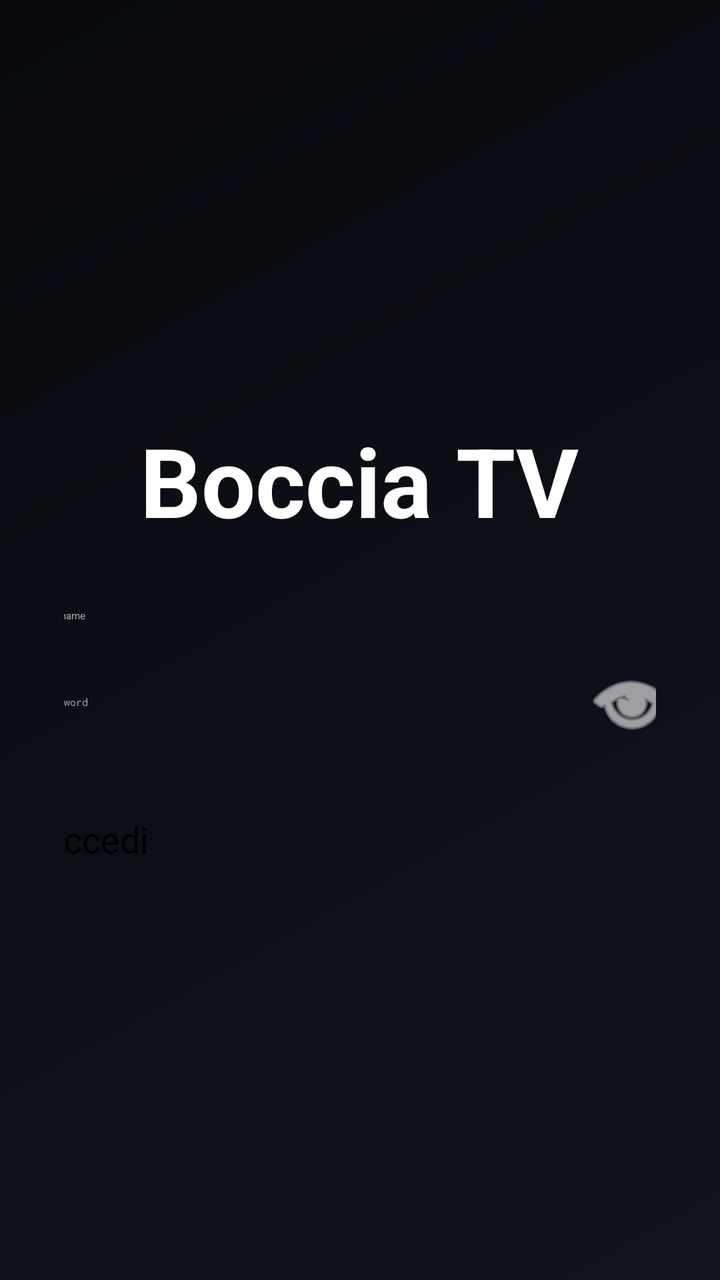
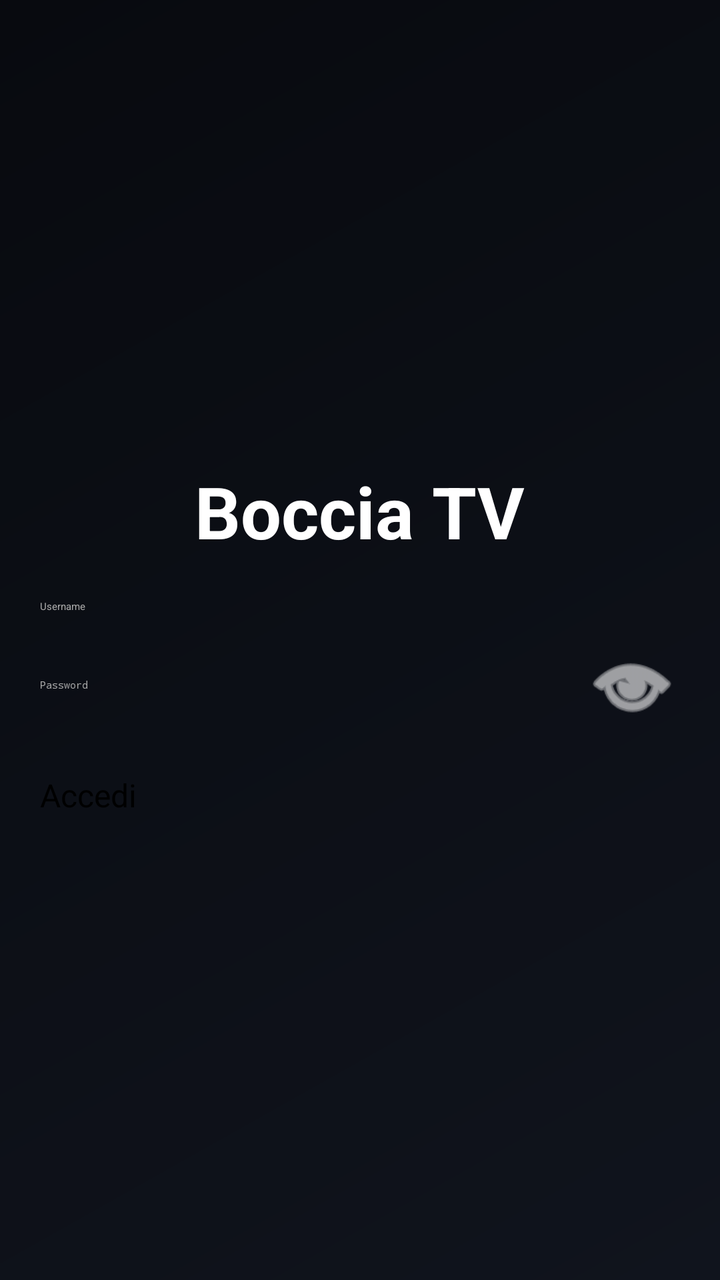

Before-and-after screenshots of an Android layout around one commit, followed by the original layout XML and the change that was made.
<!-- AndroidManifest.xml: application theme Theme.BocciaTV -->
<!-- res/layout/activity_login.xml -->
<?xml version="1.0" encoding="utf-8"?>
<LinearLayout xmlns:android="http://schemas.android.com/apk/res/android"
    android:layout_width="match_parent"
    android:layout_height="match_parent"
    android:background="@drawable/gradient_background"
    android:gravity="center"
    android:orientation="vertical"
    android:padding="32dp">

    <TextView
        android:layout_width="wrap_content"
        android:layout_height="wrap_content"
        android:text="Boccia TV"
        android:textColor="@android:color/white"
        android:textSize="48sp"
        android:textStyle="bold"
        android:layout_marginBottom="32dp"/>

    <EditText
        android:id="@+id/et_user"
        android:layout_width="320dp"
        android:layout_height="wrap_content"
        android:hint="Username"
        android:inputType="text"
        android:textColor="@android:color/white"
        android:textColorHint="@android:color/darker_gray"
        android:backgroundTint="@android:color/white"
        android:nextFocusDown="@+id/et_pass"/>

    <LinearLayout
        android:layout_width="320dp"
        android:layout_height="wrap_content"
        android:layout_marginTop="16dp"
        android:orientation="horizontal"
        android:gravity="center_vertical">

        <EditText
            android:id="@+id/et_pass"
            android:layout_width="0dp"
            android:layout_height="wrap_content"
            android:layout_weight="1"
            android:hint="Password"
            android:inputType="textPassword"
            android:textColor="@android:color/white"
            android:textColorHint="@android:color/darker_gray"
            android:backgroundTint="@android:color/white"
            android:nextFocusDown="@+id/btn_login"/>

        <ImageButton
            android:id="@+id/btn_show_pass"
            android:layout_width="48dp"
            android:layout_height="48dp"
            android:background="?android:attr/selectableItemBackground"
            android:src="@android:drawable/ic_menu_view"
            android:contentDescription="Mostra Password"
            android:tint="@android:color/white"
            android:focusable="true"/>
    </LinearLayout>

    <Button
        android:id="@+id/btn_login"
        android:layout_width="320dp"
        android:layout_height="wrap_content"
        android:layout_marginTop="32dp"
        android:text="Accedi"
        android:textSize="18sp"
        android:focusable="true"/>

</LinearLayout>
<!-- resources referenced by this layout -->
<resources>
  <!-- drawable gradient_background (drawable) -->
  <?xml version="1.0" encoding="utf-8"?>
  <shape xmlns:android="http://schemas.android.com/apk/res/android">
      <gradient
          android:angle="135"
          android:endColor="#080a0f"
          android:startColor="#10141d"
          android:type="linear" />
  </shape>
  <style name="Theme.BocciaTV" parent="@style/Theme.Leanback" />
</resources>

<!-- the commit's change to res/layout/activity_login.xml (unified diff, before → after) -->
@@ -1,69 +1,75 @@
 <?xml version="1.0" encoding="utf-8"?>
-<LinearLayout xmlns:android="http://schemas.android.com/apk/res/android"
+<ScrollView xmlns:android="http://schemas.android.com/apk/res/android"
     android:layout_width="match_parent"
     android:layout_height="match_parent"
-    android:background="@drawable/gradient_background"
-    android:gravity="center"
-    android:orientation="vertical"
-    android:padding="32dp">
-
-    <TextView
-        android:layout_width="wrap_content"
-        android:layout_height="wrap_content"
-        android:text="Boccia TV"
-        android:textColor="@android:color/white"
-        android:textSize="48sp"
-        android:textStyle="bold"
-        android:layout_marginBottom="32dp"/>
-
-    <EditText
-        android:id="@+id/et_user"
-        android:layout_width="320dp"
-        android:layout_height="wrap_content"
-        android:hint="Username"
-        android:inputType="text"
-        android:textColor="@android:color/white"
-        android:textColorHint="@android:color/darker_gray"
-        android:backgroundTint="@android:color/white"
-        android:nextFocusDown="@+id/et_pass"/>
+    android:fillViewport="true"
+    android:background="@drawable/gradient_background">
 
     <LinearLayout
-        android:layout_width="320dp"
+        android:layout_width="match_parent"
         android:layout_height="wrap_content"
-        android:layout_marginTop="16dp"
-        android:orientation="horizontal"
-        android:gravity="center_vertical">
+        android:gravity="center"
+        android:orientation="vertical"
+        android:padding="20dp">
+
+        <TextView
+            android:layout_width="wrap_content"
+            android:layout_height="wrap_content"
+            android:text="Boccia TV"
+            android:textColor="@android:color/white"
+            android:textSize="36sp"
+            android:textStyle="bold"
+            android:layout_marginBottom="20dp"/>
 
         <EditText
-            android:id="@+id/et_pass"
-            android:layout_width="0dp"
+            android:id="@+id/et_user"
+            android:layout_width="320dp"
             android:layout_height="wrap_content"
-            android:layout_weight="1"
-            android:hint="Password"
-            android:inputType="textPassword"
+            android:hint="Username"
+            android:inputType="text"
             android:textColor="@android:color/white"
             android:textColorHint="@android:color/darker_gray"
             android:backgroundTint="@android:color/white"
-            android:nextFocusDown="@+id/btn_login"/>
+            android:nextFocusDown="@+id/et_pass"/>
 
-        <ImageButton
-            android:id="@+id/btn_show_pass"
-            android:layout_width="48dp"
-            android:layout_height="48dp"
-            android:background="?android:attr/selectableItemBackground"
-            android:src="@android:drawable/ic_menu_view"
-            android:contentDescription="Mostra Password"
-            android:tint="@android:color/white"
+        <LinearLayout
+            android:layout_width="320dp"
+            android:layout_height="wrap_content"
+            android:layout_marginTop="12dp"
+            android:orientation="horizontal"
+            android:gravity="center_vertical">
+
+            <EditText
+                android:id="@+id/et_pass"
+                android:layout_width="0dp"
+                android:layout_height="wrap_content"
+                android:layout_weight="1"
+                android:hint="Password"
+                android:inputType="textPassword"
+                android:textColor="@android:color/white"
+                android:textColorHint="@android:color/darker_gray"
+                android:backgroundTint="@android:color/white"
+                android:nextFocusDown="@+id/btn_login"/>
+
+            <ImageButton
+                android:id="@+id/btn_show_pass"
+                android:layout_width="48dp"
+                android:layout_height="48dp"
+                android:background="?android:attr/selectableItemBackground"
+                android:src="@android:drawable/ic_menu_view"
+                android:contentDescription="Mostra Password"
+                android:tint="@android:color/white"
+                android:focusable="true"/>
+        </LinearLayout>
+
+        <Button
+            android:id="@+id/btn_login"
+            android:layout_width="320dp"
+            android:layout_height="wrap_content"
+            android:layout_marginTop="20dp"
+            android:text="Accedi"
+            android:textSize="16sp"
             android:focusable="true"/>
+
     </LinearLayout>
-
-    <Button
-        android:id="@+id/btn_login"
-        android:layout_width="320dp"
-        android:layout_height="wrap_content"
-        android:layout_marginTop="32dp"
-        android:text="Accedi"
-        android:textSize="18sp"
-        android:focusable="true"/>
-
-</LinearLayout>
+</ScrollView>
